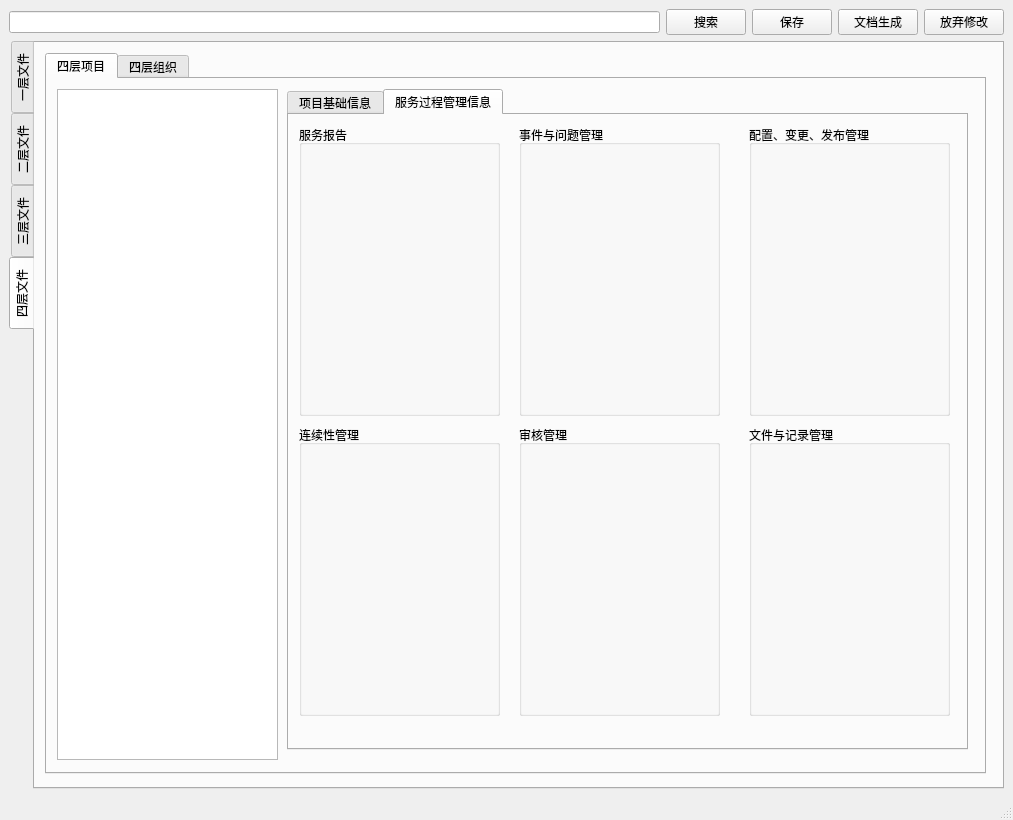
This is Word-Printer/MainUI.ui in OtakuTools/WordPrinter as Qt 5 draws it before an edit. The edited form follows.
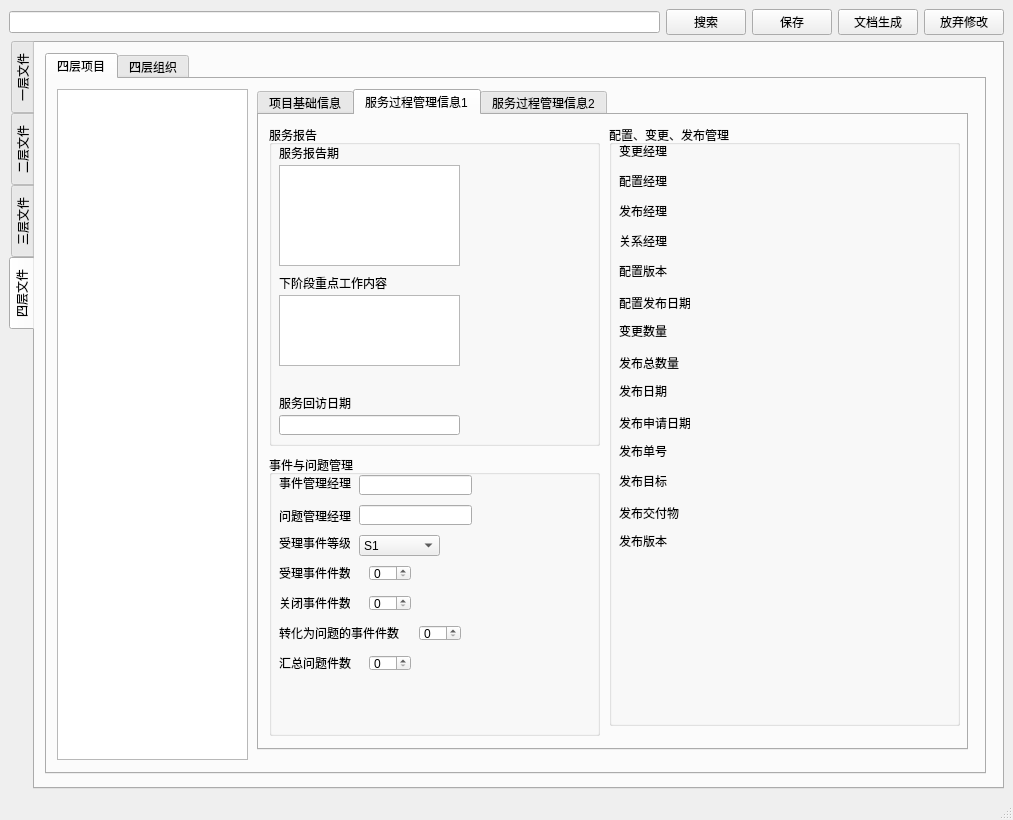
This is the edited form. The open tabs and pages were chosen to show the change.

Commit message: 服务过程管理信息UI

```diff
--- a/Word-Printer/MainUI.ui
+++ b/Word-Printer/MainUI.ui
@@ -1401,7 +1401,7 @@
            <rect>
             <x>10</x>
             <y>10</y>
-            <width>221</width>
+            <width>191</width>
             <height>671</height>
            </rect>
           </property>
@@ -1409,9 +1409,9 @@
          <widget class="QTabWidget" name="tabWidget_4">
           <property name="geometry">
            <rect>
-            <x>240</x>
+            <x>210</x>
             <y>10</y>
-            <width>681</width>
+            <width>711</width>
             <height>661</height>
            </rect>
           </property>
@@ -2029,80 +2029,803 @@
           </widget>
           <widget class="QWidget" name="tab_8">
            <attribute name="title">
-            <string>服务过程管理信息</string>
+            <string>服务过程管理信息1</string>
            </attribute>
            <widget class="QGroupBox" name="groupBox_13">
             <property name="geometry">
              <rect>
               <x>10</x>
               <y>10</y>
-              <width>201</width>
-              <height>291</height>
+              <width>331</width>
+              <height>321</height>
              </rect>
             </property>
             <property name="title">
              <string>服务报告</string>
             </property>
+            <widget class="QLabel" name="label_31">
+             <property name="geometry">
+              <rect>
+               <x>10</x>
+               <y>20</y>
+               <width>71</width>
+               <height>16</height>
+              </rect>
+             </property>
+             <property name="text">
+              <string>服务报告期</string>
+             </property>
+            </widget>
+            <widget class="QTextEdit" name="textEdit">
+             <property name="geometry">
+              <rect>
+               <x>10</x>
+               <y>40</y>
+               <width>181</width>
+               <height>101</height>
+              </rect>
+             </property>
+            </widget>
+            <widget class="QLabel" name="label_32">
+             <property name="geometry">
+              <rect>
+               <x>10</x>
+               <y>150</y>
+               <width>111</width>
+               <height>16</height>
+              </rect>
+             </property>
+             <property name="text">
+              <string>下阶段重点工作内容</string>
+             </property>
+            </widget>
+            <widget class="QTextEdit" name="textEdit_2">
+             <property name="geometry">
+              <rect>
+               <x>10</x>
+               <y>170</y>
+               <width>181</width>
+               <height>71</height>
+              </rect>
+             </property>
+            </widget>
+            <widget class="QLabel" name="label_33">
+             <property name="geometry">
+              <rect>
+               <x>10</x>
+               <y>270</y>
+               <width>81</width>
+               <height>16</height>
+              </rect>
+             </property>
+             <property name="text">
+              <string>服务回访日期</string>
+             </property>
+            </widget>
+            <widget class="QLineEdit" name="lineEdit_25">
+             <property name="geometry">
+              <rect>
+               <x>10</x>
+               <y>290</y>
+               <width>181</width>
+               <height>20</height>
+              </rect>
+             </property>
+            </widget>
            </widget>
            <widget class="QGroupBox" name="groupBox_14">
             <property name="geometry">
              <rect>
-              <x>230</x>
-              <y>10</y>
-              <width>201</width>
-              <height>291</height>
+              <x>10</x>
+              <y>340</y>
+              <width>331</width>
+              <height>281</height>
              </rect>
             </property>
             <property name="title">
              <string>事件与问题管理</string>
             </property>
+            <widget class="QLabel" name="label_34">
+             <property name="geometry">
+              <rect>
+               <x>10</x>
+               <y>20</y>
+               <width>81</width>
+               <height>16</height>
+              </rect>
+             </property>
+             <property name="text">
+              <string>事件管理经理</string>
+             </property>
+            </widget>
+            <widget class="QLabel" name="label_35">
+             <property name="geometry">
+              <rect>
+               <x>10</x>
+               <y>50</y>
+               <width>81</width>
+               <height>21</height>
+              </rect>
+             </property>
+             <property name="text">
+              <string>问题管理经理</string>
+             </property>
+            </widget>
+            <widget class="QLineEdit" name="lineEdit_26">
+             <property name="geometry">
+              <rect>
+               <x>90</x>
+               <y>50</y>
+               <width>113</width>
+               <height>20</height>
+              </rect>
+             </property>
+            </widget>
+            <widget class="QLineEdit" name="lineEdit_27">
+             <property name="geometry">
+              <rect>
+               <x>90</x>
+               <y>20</y>
+               <width>113</width>
+               <height>20</height>
+              </rect>
+             </property>
+            </widget>
+            <widget class="QLabel" name="label_36">
+             <property name="geometry">
+              <rect>
+               <x>10</x>
+               <y>80</y>
+               <width>71</width>
+               <height>16</height>
+              </rect>
+             </property>
+             <property name="text">
+              <string>受理事件等级</string>
+             </property>
+            </widget>
+            <widget class="QLabel" name="label_37">
+             <property name="geometry">
+              <rect>
+               <x>10</x>
+               <y>110</y>
+               <width>71</width>
+               <height>16</height>
+              </rect>
+             </property>
+             <property name="text">
+              <string>受理事件件数</string>
+             </property>
+            </widget>
+            <widget class="QLabel" name="label_38">
+             <property name="geometry">
+              <rect>
+               <x>10</x>
+               <y>140</y>
+               <width>71</width>
+               <height>16</height>
+              </rect>
+             </property>
+             <property name="text">
+              <string>关闭事件件数</string>
+             </property>
+            </widget>
+            <widget class="QLabel" name="label_39">
+             <property name="geometry">
+              <rect>
+               <x>10</x>
+               <y>170</y>
+               <width>131</width>
+               <height>16</height>
+              </rect>
+             </property>
+             <property name="text">
+              <string>转化为问题的事件件数</string>
+             </property>
+            </widget>
+            <widget class="QLabel" name="label_40">
+             <property name="geometry">
+              <rect>
+               <x>10</x>
+               <y>200</y>
+               <width>81</width>
+               <height>16</height>
+              </rect>
+             </property>
+             <property name="text">
+              <string>汇总问题件数</string>
+             </property>
+            </widget>
+            <widget class="QSpinBox" name="spinBox">
+             <property name="geometry">
+              <rect>
+               <x>100</x>
+               <y>110</y>
+               <width>42</width>
+               <height>16</height>
+              </rect>
+             </property>
+            </widget>
+            <widget class="QSpinBox" name="spinBox_2">
+             <property name="geometry">
+              <rect>
+               <x>100</x>
+               <y>140</y>
+               <width>42</width>
+               <height>16</height>
+              </rect>
+             </property>
+            </widget>
+            <widget class="QSpinBox" name="spinBox_3">
+             <property name="geometry">
+              <rect>
+               <x>150</x>
+               <y>170</y>
+               <width>42</width>
+               <height>16</height>
+              </rect>
+             </property>
+            </widget>
+            <widget class="QSpinBox" name="spinBox_4">
+             <property name="geometry">
+              <rect>
+               <x>100</x>
+               <y>200</y>
+               <width>42</width>
+               <height>16</height>
+              </rect>
+             </property>
+            </widget>
+            <widget class="QComboBox" name="comboBox">
+             <property name="geometry">
+              <rect>
+               <x>90</x>
+               <y>80</y>
+               <width>81</width>
+               <height>21</height>
+              </rect>
+             </property>
+             <property name="editable">
+              <bool>false</bool>
+             </property>
+             <property name="currentIndex">
+              <number>0</number>
+             </property>
+             <item>
+              <property name="text">
+               <string>S1</string>
+              </property>
+             </item>
+             <item>
+              <property name="text">
+               <string>S2</string>
+              </property>
+             </item>
+             <item>
+              <property name="text">
+               <string>S3</string>
+              </property>
+             </item>
+             <item>
+              <property name="text">
+               <string>S4</string>
+              </property>
+             </item>
+            </widget>
            </widget>
            <widget class="QGroupBox" name="groupBox_15">
             <property name="geometry">
              <rect>
-              <x>460</x>
+              <x>350</x>
               <y>10</y>
-              <width>201</width>
-              <height>291</height>
+              <width>351</width>
+              <height>601</height>
              </rect>
             </property>
             <property name="title">
              <string>配置、变更、发布管理</string>
             </property>
+            <widget class="QLabel" name="label_41">
+             <property name="geometry">
+              <rect>
+               <x>10</x>
+               <y>20</y>
+               <width>54</width>
+               <height>12</height>
+              </rect>
+             </property>
+             <property name="text">
+              <string>变更经理</string>
+             </property>
+            </widget>
+            <widget class="QLabel" name="label_42">
+             <property name="geometry">
+              <rect>
+               <x>10</x>
+               <y>50</y>
+               <width>54</width>
+               <height>12</height>
+              </rect>
+             </property>
+             <property name="text">
+              <string>配置经理</string>
+             </property>
+            </widget>
+            <widget class="QLabel" name="label_43">
+             <property name="geometry">
+              <rect>
+               <x>10</x>
+               <y>80</y>
+               <width>54</width>
+               <height>12</height>
+              </rect>
+             </property>
+             <property name="text">
+              <string>发布经理</string>
+             </property>
+            </widget>
+            <widget class="QLabel" name="label_44">
+             <property name="geometry">
+              <rect>
+               <x>10</x>
+               <y>110</y>
+               <width>54</width>
+               <height>12</height>
+              </rect>
+             </property>
+             <property name="text">
+              <string>关系经理</string>
+             </property>
+            </widget>
+            <widget class="QLabel" name="label_45">
+             <property name="geometry">
+              <rect>
+               <x>10</x>
+               <y>140</y>
+               <width>54</width>
+               <height>12</height>
+              </rect>
+             </property>
+             <property name="text">
+              <string>配置版本</string>
+             </property>
+            </widget>
+            <widget class="QLabel" name="label_46">
+             <property name="geometry">
+              <rect>
+               <x>10</x>
+               <y>170</y>
+               <width>71</width>
+               <height>16</height>
+              </rect>
+             </property>
+             <property name="text">
+              <string>配置发布日期</string>
+             </property>
+            </widget>
+            <widget class="QLabel" name="label_47">
+             <property name="geometry">
+              <rect>
+               <x>10</x>
+               <y>200</y>
+               <width>54</width>
+               <height>12</height>
+              </rect>
+             </property>
+             <property name="text">
+              <string>变更数量</string>
+             </property>
+            </widget>
+            <widget class="QLabel" name="label_48">
+             <property name="geometry">
+              <rect>
+               <x>10</x>
+               <y>230</y>
+               <width>61</width>
+               <height>16</height>
+              </rect>
+             </property>
+             <property name="text">
+              <string>发布总数量</string>
+             </property>
+            </widget>
+            <widget class="QLabel" name="label_49">
+             <property name="geometry">
+              <rect>
+               <x>10</x>
+               <y>260</y>
+               <width>54</width>
+               <height>12</height>
+              </rect>
+             </property>
+             <property name="text">
+              <string>发布日期</string>
+             </property>
+            </widget>
+            <widget class="QLabel" name="label_50">
+             <property name="geometry">
+              <rect>
+               <x>10</x>
+               <y>290</y>
+               <width>71</width>
+               <height>16</height>
+              </rect>
+             </property>
+             <property name="text">
+              <string>发布申请日期</string>
+             </property>
+            </widget>
+            <widget class="QLabel" name="label_51">
+             <property name="geometry">
+              <rect>
+               <x>10</x>
+               <y>320</y>
+               <width>54</width>
+               <height>12</height>
+              </rect>
+             </property>
+             <property name="text">
+              <string>发布单号</string>
+             </property>
+            </widget>
+            <widget class="QLabel" name="label_52">
+             <property name="geometry">
+              <rect>
+               <x>10</x>
+               <y>350</y>
+               <width>54</width>
+               <height>12</height>
+              </rect>
+             </property>
+             <property name="text">
+              <string>发布目标</string>
+             </property>
+            </widget>
+            <widget class="QLabel" name="label_53">
+             <property name="geometry">
+              <rect>
+               <x>10</x>
+               <y>380</y>
+               <width>71</width>
+               <height>16</height>
+              </rect>
+             </property>
+             <property name="text">
+              <string>发布交付物</string>
+             </property>
+            </widget>
+            <widget class="QLabel" name="label_54">
+             <property name="geometry">
+              <rect>
+               <x>10</x>
+               <y>410</y>
+               <width>54</width>
+               <height>12</height>
+              </rect>
+             </property>
+             <property name="text">
+              <string>发布版本</string>
+             </property>
+            </widget>
            </widget>
-           <widget class="QGroupBox" name="groupBox_16">
-            <property name="geometry">
-             <rect>
-              <x>10</x>
-              <y>310</y>
-              <width>201</width>
-              <height>291</height>
-             </rect>
-            </property>
-            <property name="title">
-             <string>连续性管理</string>
-            </property>
-           </widget>
+          </widget>
+          <widget class="QWidget" name="tab_9">
+           <attribute name="title">
+            <string>服务过程管理信息2</string>
+           </attribute>
            <widget class="QGroupBox" name="groupBox_18">
             <property name="geometry">
              <rect>
-              <x>460</x>
-              <y>310</y>
-              <width>201</width>
-              <height>291</height>
+              <x>340</x>
+              <y>10</y>
+              <width>321</width>
+              <height>611</height>
              </rect>
             </property>
             <property name="title">
              <string>文件与记录管理</string>
             </property>
+            <widget class="QLabel" name="label_62">
+             <property name="geometry">
+              <rect>
+               <x>10</x>
+               <y>20</y>
+               <width>54</width>
+               <height>12</height>
+              </rect>
+             </property>
+             <property name="text">
+              <string>审计对象</string>
+             </property>
+            </widget>
+            <widget class="QLabel" name="label_63">
+             <property name="geometry">
+              <rect>
+               <x>10</x>
+               <y>50</y>
+               <width>54</width>
+               <height>12</height>
+              </rect>
+             </property>
+             <property name="text">
+              <string>审计时间</string>
+             </property>
+            </widget>
+            <widget class="QLabel" name="label_64">
+             <property name="geometry">
+              <rect>
+               <x>10</x>
+               <y>80</y>
+               <width>54</width>
+               <height>12</height>
+              </rect>
+             </property>
+             <property name="text">
+              <string>审计人员</string>
+             </property>
+            </widget>
+            <widget class="QLabel" name="label_65">
+             <property name="geometry">
+              <rect>
+               <x>10</x>
+               <y>110</y>
+               <width>54</width>
+               <height>12</height>
+              </rect>
+             </property>
+             <property name="text">
+              <string>审计安排</string>
+             </property>
+            </widget>
+            <widget class="QLabel" name="label_66">
+             <property name="geometry">
+              <rect>
+               <x>10</x>
+               <y>140</y>
+               <width>81</width>
+               <height>16</height>
+              </rect>
+             </property>
+             <property name="text">
+              <string>文件审批内容</string>
+             </property>
+            </widget>
+            <widget class="QLabel" name="label_67">
+             <property name="geometry">
+              <rect>
+               <x>10</x>
+               <y>170</y>
+               <width>81</width>
+               <height>16</height>
+              </rect>
+             </property>
+             <property name="text">
+              <string>审批文件名称</string>
+             </property>
+            </widget>
+            <widget class="QLabel" name="label_68">
+             <property name="geometry">
+              <rect>
+               <x>10</x>
+               <y>200</y>
+               <width>111</width>
+               <height>16</height>
+              </rect>
+             </property>
+             <property name="text">
+              <string>审批文件审核内容</string>
+             </property>
+            </widget>
+            <widget class="QLabel" name="label_69">
+             <property name="geometry">
+              <rect>
+               <x>10</x>
+               <y>310</y>
+               <width>101</width>
+               <height>16</height>
+              </rect>
+             </property>
+             <property name="text">
+              <string>审批文件过程简述</string>
+             </property>
+            </widget>
+            <widget class="QLabel" name="label_70">
+             <property name="geometry">
+              <rect>
+               <x>10</x>
+               <y>460</y>
+               <width>61</width>
+               <height>16</height>
+              </rect>
+             </property>
+             <property name="text">
+              <string>文件审批人</string>
+             </property>
+            </widget>
+            <widget class="QLabel" name="label_71">
+             <property name="geometry">
+              <rect>
+               <x>10</x>
+               <y>490</y>
+               <width>81</width>
+               <height>16</height>
+              </rect>
+             </property>
+             <property name="text">
+              <string>文件审批日期</string>
+             </property>
+            </widget>
+            <widget class="QLabel" name="label_72">
+             <property name="geometry">
+              <rect>
+               <x>10</x>
+               <y>520</y>
+               <width>61</width>
+               <height>16</height>
+              </rect>
+             </property>
+             <property name="text">
+              <string>文件批准人</string>
+             </property>
+            </widget>
+            <widget class="QLabel" name="label_73">
+             <property name="geometry">
+              <rect>
+               <x>10</x>
+               <y>550</y>
+               <width>81</width>
+               <height>16</height>
+              </rect>
+             </property>
+             <property name="text">
+              <string>文件批准日期</string>
+             </property>
+            </widget>
+            <widget class="QLabel" name="label_74">
+             <property name="geometry">
+              <rect>
+               <x>10</x>
+               <y>580</y>
+               <width>71</width>
+               <height>16</height>
+              </rect>
+             </property>
+             <property name="text">
+              <string>文件发放人</string>
+             </property>
+            </widget>
+           </widget>
+           <widget class="QGroupBox" name="groupBox_16">
+            <property name="geometry">
+             <rect>
+              <x>0</x>
+              <y>10</y>
+              <width>321</width>
+              <height>301</height>
+             </rect>
+            </property>
+            <property name="title">
+             <string>连续性管理</string>
+            </property>
+            <widget class="QLabel" name="label_55">
+             <property name="geometry">
+              <rect>
+               <x>10</x>
+               <y>20</y>
+               <width>111</width>
+               <height>16</height>
+              </rect>
+             </property>
+             <property name="text">
+              <string>连续性测试经过内容</string>
+             </property>
+            </widget>
+            <widget class="QTextEdit" name="textEdit_3">
+             <property name="geometry">
+              <rect>
+               <x>10</x>
+               <y>40</y>
+               <width>301</width>
+               <height>51</height>
+              </rect>
+             </property>
+            </widget>
+            <widget class="QLabel" name="label_56">
+             <property name="geometry">
+              <rect>
+               <x>10</x>
+               <y>100</y>
+               <width>111</width>
+               <height>16</height>
+              </rect>
+             </property>
+             <property name="text">
+              <string>连续性测试结果内容</string>
+             </property>
+            </widget>
+            <widget class="QTextEdit" name="textEdit_4">
+             <property name="geometry">
+              <rect>
+               <x>10</x>
+               <y>120</y>
+               <width>301</width>
+               <height>51</height>
+              </rect>
+             </property>
+            </widget>
+            <widget class="QLabel" name="label_57">
+             <property name="geometry">
+              <rect>
+               <x>10</x>
+               <y>180</y>
+               <width>54</width>
+               <height>12</height>
+              </rect>
+             </property>
+             <property name="text">
+              <string>测试日期</string>
+             </property>
+            </widget>
+            <widget class="QLabel" name="label_58">
+             <property name="geometry">
+              <rect>
+               <x>10</x>
+               <y>210</y>
+               <width>91</width>
+               <height>16</height>
+              </rect>
+             </property>
+             <property name="text">
+              <string>可用性技术人员</string>
+             </property>
+            </widget>
+            <widget class="QLabel" name="label_59">
+             <property name="geometry">
+              <rect>
+               <x>10</x>
+               <y>240</y>
+               <width>91</width>
+               <height>16</height>
+              </rect>
+             </property>
+             <property name="text">
+              <string>可用性审批人员</string>
+             </property>
+            </widget>
+            <widget class="QLabel" name="label_60">
+             <property name="geometry">
+              <rect>
+               <x>10</x>
+               <y>270</y>
+               <width>81</width>
+               <height>16</height>
+              </rect>
+             </property>
+             <property name="text">
+              <string>记录编制时间</string>
+             </property>
+            </widget>
+            <widget class="QLabel" name="label_61">
+             <property name="geometry">
+              <rect>
+               <x>10</x>
+               <y>300</y>
+               <width>81</width>
+               <height>16</height>
+              </rect>
+             </property>
+             <property name="text">
+              <string>记录审核时间</string>
+             </property>
+            </widget>
            </widget>
            <widget class="QGroupBox" name="groupBox_17">
             <property name="geometry">
              <rect>
-              <x>230</x>
-              <y>310</y>
-              <width>201</width>
-              <height>291</height>
+              <x>0</x>
+              <y>320</y>
+              <width>321</width>
+              <height>301</height>
              </rect>
             </property>
             <property name="title">
```
Left out of the diff: 14 changed lines with no effect on the pictures. The commit also changes 1 other file.
